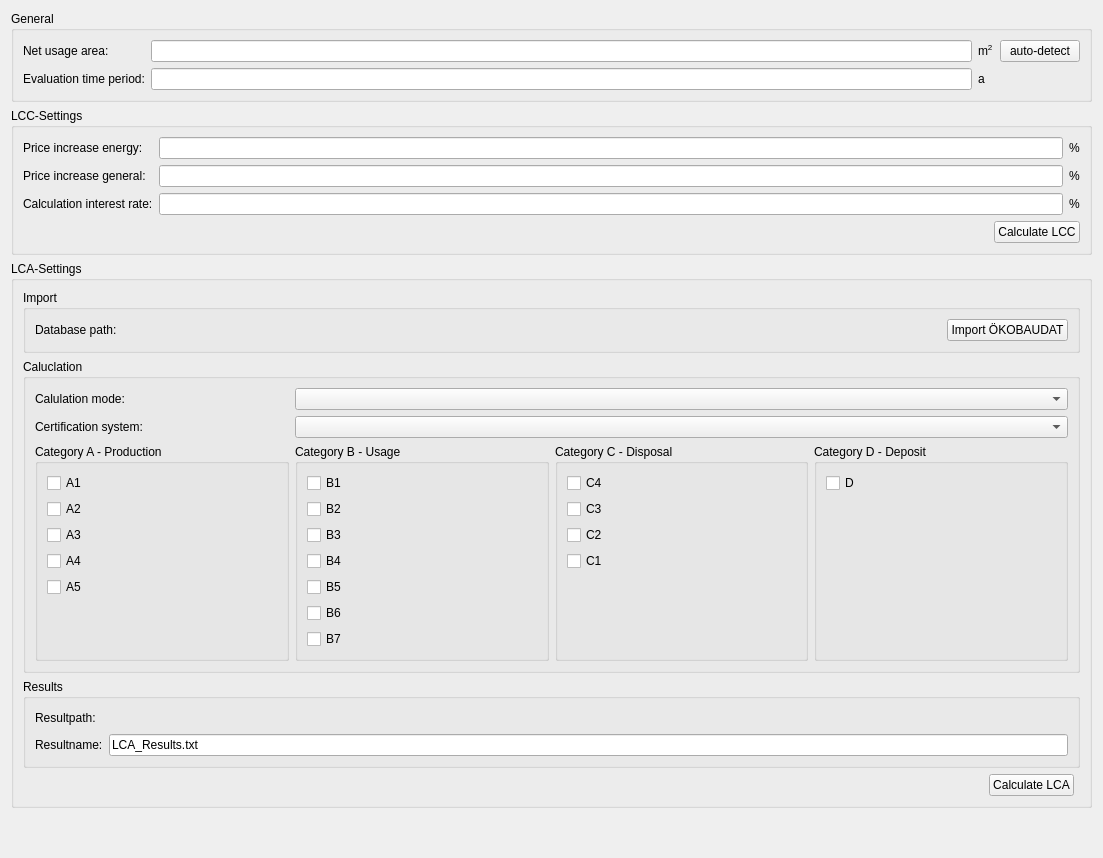
Qt form SIM-VICUS/src/SVSimulationLCAOptions.ui (ghorwin/SIM-VICUS) before a commit.
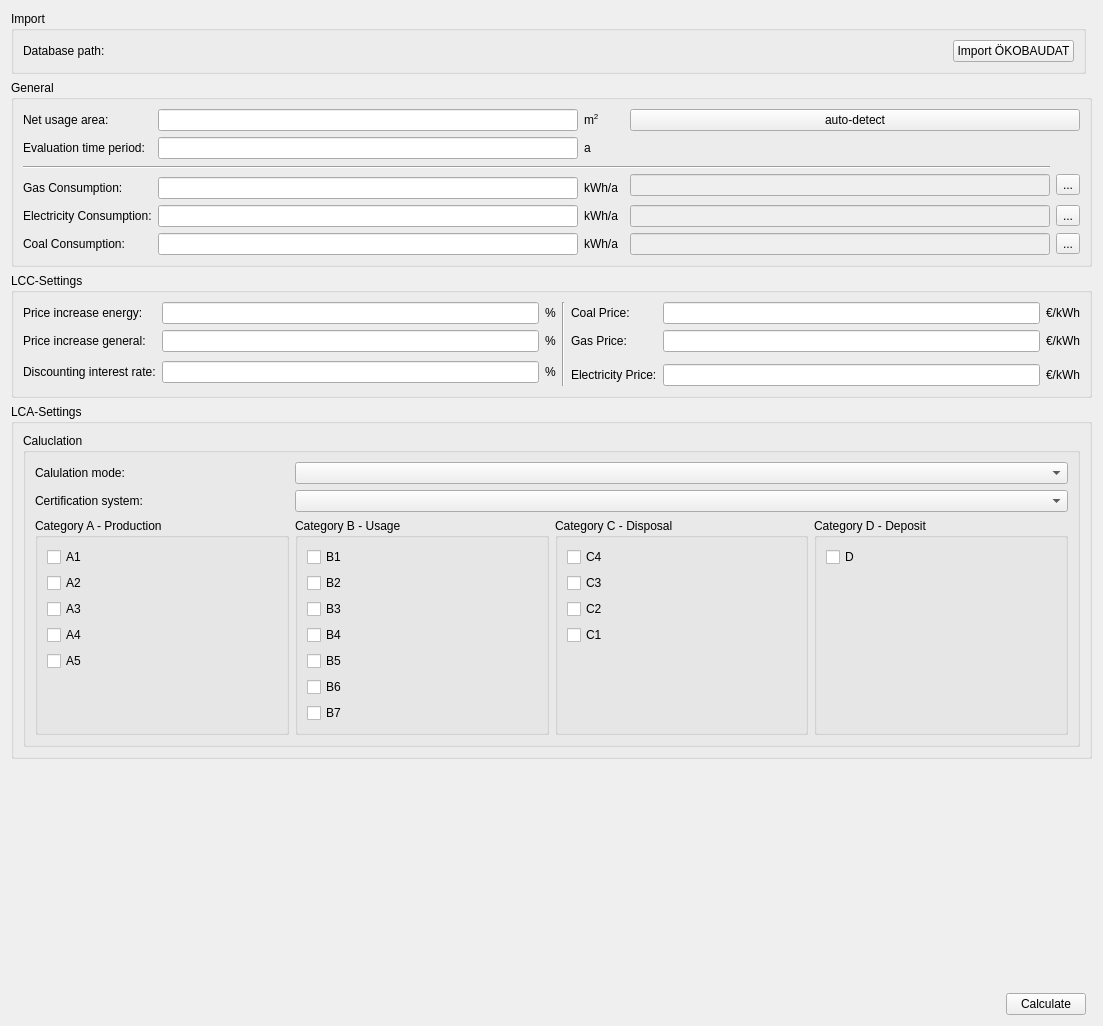
The same form after that commit. Custom widgets are drawn as their Qt base class.

Commit message: Refactored LCA/LCC Options

What changed in the file:
```diff
--- a/SIM-VICUS/src/SVSimulationLCAOptions.ui
+++ b/SIM-VICUS/src/SVSimulationLCAOptions.ui
@@ -7,14 +7,14 @@
     <x>0</x>
     <y>0</y>
     <width>1103</width>
-    <height>858</height>
+    <height>1026</height>
    </rect>
   </property>
   <property name="windowTitle">
    <string>Form</string>
   </property>
   <layout class="QGridLayout" name="gridLayout_4">
-   <item row="4" column="0" colspan="2">
+   <item row="5" column="1" colspan="2">
     <spacer name="verticalSpacer">
      <property name="orientation">
       <enum>Qt::Vertical</enum>
@@ -27,199 +27,12 @@
      </property>
     </spacer>
    </item>
-   <item row="6" column="0">
-    <spacer name="horizontalSpacer">
-     <property name="orientation">
-      <enum>Qt::Horizontal</enum>
-     </property>
-     <property name="sizeHint" stdset="0">
-      <size>
-       <width>40</width>
-       <height>20</height>
-      </size>
-     </property>
-    </spacer>
-   </item>
-   <item row="0" column="0" colspan="2">
-    <widget class="QGroupBox" name="groupBoxGeneral">
-     <property name="title">
-      <string>General</string>
-     </property>
-     <layout class="QGridLayout" name="gridLayout_7" columnstretch="0,1,0,0,0,0">
-      <item row="0" column="0">
-       <widget class="QLabel" name="label_9">
-        <property name="text">
-         <string>Net usage area:</string>
-        </property>
-       </widget>
-      </item>
-      <item row="0" column="5">
-       <widget class="QPushButton" name="pushButtonAreaDetection">
-        <property name="text">
-         <string>auto-detect</string>
-        </property>
-       </widget>
-      </item>
-      <item row="0" column="4">
-       <widget class="QLabel" name="label_10">
-        <property name="text">
-         <string>m&lt;sup&gt;2&lt;/sup&gt;</string>
-        </property>
-       </widget>
-      </item>
-      <item row="0" column="1" colspan="3">
-       <widget class="QtExt::ValidatingLineEdit" name="lineEditArea"/>
-      </item>
-      <item row="1" column="0">
-       <widget class="QLabel" name="label">
-        <property name="text">
-         <string>Evaluation time period:</string>
-        </property>
-       </widget>
-      </item>
-      <item row="1" column="1" colspan="3">
-       <widget class="QtExt::ValidatingLineEdit" name="lineEditTimePeriod"/>
-      </item>
-      <item row="1" column="4" colspan="2">
-       <widget class="QLabel" name="label_3">
-        <property name="text">
-         <string>a</string>
-        </property>
-       </widget>
-      </item>
-     </layout>
-    </widget>
-   </item>
-   <item row="1" column="0" colspan="2">
-    <widget class="QGroupBox" name="groupBoxLccSettings">
-     <property name="title">
-      <string>LCC-Settings</string>
-     </property>
-     <layout class="QGridLayout" name="gridLayout" columnstretch="0,1,0,0">
-      <item row="0" column="3">
-       <widget class="QLabel" name="label_4">
-        <property name="text">
-         <string>%</string>
-        </property>
-       </widget>
-      </item>
-      <item row="1" column="3">
-       <widget class="QLabel" name="label_13">
-        <property name="text">
-         <string>%</string>
-        </property>
-       </widget>
-      </item>
-      <item row="0" column="0">
-       <widget class="QLabel" name="label_2">
-        <property name="text">
-         <string>Price increase energy:</string>
-        </property>
-       </widget>
-      </item>
-      <item row="2" column="0">
-       <widget class="QLabel" name="label_14">
-        <property name="text">
-         <string>Calculation interest rate:</string>
-        </property>
-       </widget>
-      </item>
-      <item row="0" column="1" colspan="2">
-       <widget class="QtExt::ValidatingLineEdit" name="lineEditPriceIncreaseEnergy"/>
-      </item>
-      <item row="3" column="0" colspan="4">
-       <layout class="QHBoxLayout" name="horizontalLayout_5">
-        <item>
-         <spacer name="horizontalSpacer_7">
-          <property name="orientation">
-           <enum>Qt::Horizontal</enum>
-          </property>
-          <property name="sizeHint" stdset="0">
-           <size>
-            <width>40</width>
-            <height>20</height>
-           </size>
-          </property>
-         </spacer>
-        </item>
-        <item>
-         <widget class="QPushButton" name="pushButtonLcc">
-          <property name="text">
-           <string>Calculate LCC</string>
-          </property>
-         </widget>
-        </item>
-       </layout>
-      </item>
-      <item row="1" column="0">
-       <widget class="QLabel" name="label_7">
-        <property name="text">
-         <string>Price increase general:</string>
-        </property>
-       </widget>
-      </item>
-      <item row="1" column="1" colspan="2">
-       <widget class="QtExt::ValidatingLineEdit" name="lineEditPriceIncreaseGeneral"/>
-      </item>
-      <item row="2" column="3">
-       <widget class="QLabel" name="label_15">
-        <property name="text">
-         <string>%</string>
-        </property>
-       </widget>
-      </item>
-      <item row="2" column="1" colspan="2">
-       <widget class="QtExt::ValidatingLineEdit" name="lineEditInterestRate"/>
-      </item>
-     </layout>
-    </widget>
-   </item>
-   <item row="3" column="0" colspan="2">
+   <item row="4" column="0" colspan="3">
     <widget class="QGroupBox" name="groupBoxLcaSettings">
      <property name="title">
       <string>LCA-Settings</string>
      </property>
      <layout class="QGridLayout" name="gridLayout_2">
-      <item row="2" column="0" colspan="3">
-       <widget class="QGroupBox" name="groupBox_5">
-        <property name="title">
-         <string>Results</string>
-        </property>
-        <layout class="QGridLayout" name="gridLayout_6">
-         <item row="0" column="0">
-          <widget class="QLabel" name="label_5">
-           <property name="text">
-            <string>Resultpath:</string>
-           </property>
-          </widget>
-         </item>
-         <item row="0" column="1">
-          <widget class="QtExt::BrowseFilenameWidget" name="filepathResults" native="true">
-           <property name="minimumSize">
-            <size>
-             <width>0</width>
-             <height>20</height>
-            </size>
-           </property>
-          </widget>
-         </item>
-         <item row="1" column="0">
-          <widget class="QLabel" name="label_6">
-           <property name="text">
-            <string>Resultname:</string>
-           </property>
-          </widget>
-         </item>
-         <item row="1" column="1">
-          <widget class="QLineEdit" name="lineEditResultName">
-           <property name="text">
-            <string>LCA_Results.txt</string>
-           </property>
-          </widget>
-         </item>
-        </layout>
-       </widget>
-      </item>
       <item row="1" column="0" colspan="3">
        <widget class="QGroupBox" name="groupBoxLcaCalc">
         <property name="title">
@@ -452,57 +265,329 @@
         </layout>
        </widget>
       </item>
-      <item row="3" column="1">
-       <widget class="QPushButton" name="pushButtonLca">
+     </layout>
+    </widget>
+   </item>
+   <item row="6" column="1">
+    <widget class="QPushButton" name="pushButtonLca">
+     <property name="text">
+      <string>Calculate</string>
+     </property>
+    </widget>
+   </item>
+   <item row="6" column="0">
+    <spacer name="horizontalSpacer">
+     <property name="orientation">
+      <enum>Qt::Horizontal</enum>
+     </property>
+     <property name="sizeHint" stdset="0">
+      <size>
+       <width>40</width>
+       <height>20</height>
+      </size>
+     </property>
+    </spacer>
+   </item>
+   <item row="2" column="0" colspan="3">
+    <widget class="QGroupBox" name="groupBoxLccSettings">
+     <property name="title">
+      <string>LCC-Settings</string>
+     </property>
+     <layout class="QGridLayout" name="gridLayout">
+      <item row="0" column="5" colspan="2">
+       <widget class="QLabel" name="label_22">
         <property name="text">
-         <string>Calculate LCA</string>
+         <string>Coal Price:</string>
         </property>
        </widget>
       </item>
-      <item row="3" column="0">
-       <spacer name="horizontalSpacer_6">
+      <item row="0" column="4" rowspan="4">
+       <widget class="Line" name="line_2">
+        <property name="orientation">
+         <enum>Qt::Vertical</enum>
+        </property>
+       </widget>
+      </item>
+      <item row="3" column="8">
+       <widget class="QtExt::ValidatingLineEdit" name="lineEditElectricityPrice"/>
+      </item>
+      <item row="1" column="1">
+       <widget class="QtExt::ValidatingLineEdit" name="lineEditPriceIncreaseGeneral"/>
+      </item>
+      <item row="3" column="9">
+       <widget class="QLabel" name="label_27">
+        <property name="text">
+         <string>€/kWh</string>
+        </property>
+       </widget>
+      </item>
+      <item row="1" column="9">
+       <widget class="QLabel" name="label_26">
+        <property name="text">
+         <string>€/kWh</string>
+        </property>
+       </widget>
+      </item>
+      <item row="0" column="9">
+       <widget class="QLabel" name="label_25">
+        <property name="text">
+         <string>€/kWh</string>
+        </property>
+       </widget>
+      </item>
+      <item row="2" column="2" rowspan="2" colspan="2">
+       <widget class="QLabel" name="label_15">
+        <property name="text">
+         <string>%</string>
+        </property>
+       </widget>
+      </item>
+      <item row="2" column="1" rowspan="2">
+       <widget class="QtExt::ValidatingLineEdit" name="lineEditInterestRate"/>
+      </item>
+      <item row="0" column="2" colspan="2">
+       <widget class="QLabel" name="label_4">
+        <property name="text">
+         <string>%</string>
+        </property>
+       </widget>
+      </item>
+      <item row="2" column="0" rowspan="2">
+       <widget class="QLabel" name="label_14">
+        <property name="text">
+         <string>Discounting interest rate:</string>
+        </property>
+       </widget>
+      </item>
+      <item row="0" column="1">
+       <widget class="QtExt::ValidatingLineEdit" name="lineEditPriceIncreaseEnergy"/>
+      </item>
+      <item row="1" column="2" colspan="2">
+       <widget class="QLabel" name="label_13">
+        <property name="text">
+         <string>%</string>
+        </property>
+       </widget>
+      </item>
+      <item row="3" column="5" colspan="3">
+       <widget class="QLabel" name="label_23">
+        <property name="text">
+         <string>Electricity Price:</string>
+        </property>
+       </widget>
+      </item>
+      <item row="0" column="8">
+       <widget class="QtExt::ValidatingLineEdit" name="lineEditCoalPrice"/>
+      </item>
+      <item row="1" column="8">
+       <widget class="QtExt::ValidatingLineEdit" name="lineEditGasPrice"/>
+      </item>
+      <item row="0" column="0">
+       <widget class="QLabel" name="label_2">
+        <property name="text">
+         <string>Price increase energy:</string>
+        </property>
+       </widget>
+      </item>
+      <item row="1" column="0">
+       <widget class="QLabel" name="label_7">
+        <property name="text">
+         <string>Price increase general:</string>
+        </property>
+       </widget>
+      </item>
+      <item row="1" column="5">
+       <widget class="QLabel" name="label_24">
+        <property name="text">
+         <string>Gas Price:</string>
+        </property>
+       </widget>
+      </item>
+     </layout>
+    </widget>
+   </item>
+   <item row="1" column="0" colspan="3">
+    <widget class="QGroupBox" name="groupBoxGeneral">
+     <property name="title">
+      <string>General</string>
+     </property>
+     <layout class="QGridLayout" name="gridLayout_7">
+      <item row="5" column="0">
+       <widget class="QLabel" name="label_16">
+        <property name="text">
+         <string>Gas Consumption:</string>
+        </property>
+       </widget>
+      </item>
+      <item row="10" column="2">
+       <widget class="QLabel" name="label_21">
+        <property name="text">
+         <string>kWh/a</string>
+        </property>
+       </widget>
+      </item>
+      <item row="10" column="5">
+       <widget class="QToolButton" name="toolButtonSelectCoal">
+        <property name="text">
+         <string>...</string>
+        </property>
+       </widget>
+      </item>
+      <item row="1" column="1">
+       <widget class="QtExt::ValidatingLineEdit" name="lineEditArea">
+        <property name="placeholderText">
+         <string/>
+        </property>
+       </widget>
+      </item>
+      <item row="5" column="1">
+       <widget class="QtExt::ValidatingLineEdit" name="lineEditGasConsumption"/>
+      </item>
+      <item row="2" column="1">
+       <widget class="QtExt::ValidatingLineEdit" name="lineEditTimePeriod"/>
+      </item>
+      <item row="8" column="4">
+       <widget class="QLineEdit" name="lineEditEpdElectricity">
+        <property name="enabled">
+         <bool>false</bool>
+        </property>
+       </widget>
+      </item>
+      <item row="10" column="4">
+       <widget class="QLineEdit" name="lineEditEpdCoal">
+        <property name="enabled">
+         <bool>false</bool>
+        </property>
+       </widget>
+      </item>
+      <item row="8" column="0">
+       <widget class="QLabel" name="label_17">
+        <property name="text">
+         <string>Electricity Consumption:</string>
+        </property>
+       </widget>
+      </item>
+      <item row="8" column="1">
+       <widget class="QtExt::ValidatingLineEdit" name="lineEditElectricityConsumption"/>
+      </item>
+      <item row="1" column="4" colspan="2">
+       <widget class="QPushButton" name="pushButtonAreaDetection">
+        <property name="text">
+         <string>auto-detect</string>
+        </property>
+       </widget>
+      </item>
+      <item row="4" column="5" rowspan="2">
+       <widget class="QToolButton" name="toolButtonSelectGas">
+        <property name="text">
+         <string>...</string>
+        </property>
+       </widget>
+      </item>
+      <item row="1" column="0">
+       <widget class="QLabel" name="label_9">
+        <property name="text">
+         <string>Net usage area:</string>
+        </property>
+       </widget>
+      </item>
+      <item row="5" column="2">
+       <widget class="QLabel" name="label_19">
+        <property name="text">
+         <string>kWh/a</string>
+        </property>
+       </widget>
+      </item>
+      <item row="10" column="1">
+       <widget class="QtExt::ValidatingLineEdit" name="lineEditCoalConsumption"/>
+      </item>
+      <item row="4" column="4" rowspan="2">
+       <widget class="QLineEdit" name="lineEditEpdGas">
+        <property name="enabled">
+         <bool>false</bool>
+        </property>
+       </widget>
+      </item>
+      <item row="10" column="0">
+       <widget class="QLabel" name="label_18">
+        <property name="text">
+         <string>Coal Consumption:</string>
+        </property>
+       </widget>
+      </item>
+      <item row="3" column="0" rowspan="2" colspan="5">
+       <widget class="Line" name="line">
         <property name="orientation">
          <enum>Qt::Horizontal</enum>
         </property>
-        <property name="sizeHint" stdset="0">
+       </widget>
+      </item>
+      <item row="8" column="5">
+       <widget class="QToolButton" name="toolButtonSelectElectricity">
+        <property name="text">
+         <string>...</string>
+        </property>
+       </widget>
+      </item>
+      <item row="8" column="2">
+       <widget class="QLabel" name="label_20">
+        <property name="text">
+         <string>kWh/a</string>
+        </property>
+       </widget>
+      </item>
+      <item row="1" column="2">
+       <widget class="QLabel" name="label_10">
+        <property name="text">
+         <string>m&lt;sup&gt;2&lt;/sup&gt;</string>
+        </property>
+       </widget>
+      </item>
+      <item row="2" column="0">
+       <widget class="QLabel" name="label">
+        <property name="text">
+         <string>Evaluation time period:</string>
+        </property>
+       </widget>
+      </item>
+      <item row="2" column="2">
+       <widget class="QLabel" name="label_3">
+        <property name="text">
+         <string>a</string>
+        </property>
+       </widget>
+      </item>
+     </layout>
+    </widget>
+   </item>
+   <item row="0" column="0" colspan="2">
+    <widget class="QGroupBox" name="groupBox_4">
+     <property name="title">
+      <string>Import</string>
+     </property>
+     <layout class="QGridLayout" name="gridLayout_5" columnstretch="0,1,0">
+      <item row="0" column="0">
+       <widget class="QLabel" name="label_8">
+        <property name="text">
+         <string>Database path:</string>
+        </property>
+       </widget>
+      </item>
+      <item row="0" column="1">
+       <widget class="QtExt::BrowseFilenameWidget" name="filepathOekoBauDat" native="true">
+        <property name="minimumSize">
          <size>
-          <width>40</width>
+          <width>0</width>
           <height>20</height>
          </size>
         </property>
-       </spacer>
+       </widget>
       </item>
-      <item row="0" column="0" colspan="3">
-       <widget class="QGroupBox" name="groupBox_4">
-        <property name="title">
-         <string>Import</string>
+      <item row="0" column="2">
+       <widget class="QPushButton" name="pushButtonImportOkoebaudat">
+        <property name="text">
+         <string>Import ÖKOBAUDAT</string>
         </property>
-        <layout class="QGridLayout" name="gridLayout_5" columnstretch="0,1,0">
-         <item row="0" column="0">
-          <widget class="QLabel" name="label_8">
-           <property name="text">
-            <string>Database path:</string>
-           </property>
-          </widget>
-         </item>
-         <item row="0" column="1">
-          <widget class="QtExt::BrowseFilenameWidget" name="filepathOekoBauDat" native="true">
-           <property name="minimumSize">
-            <size>
-             <width>0</width>
-             <height>20</height>
-            </size>
-           </property>
-          </widget>
-         </item>
-         <item row="0" column="2">
-          <widget class="QPushButton" name="pushButtonImportOkoebaudat">
-           <property name="text">
-            <string>Import ÖKOBAUDAT</string>
-           </property>
-          </widget>
-         </item>
-        </layout>
        </widget>
       </item>
      </layout>
```
The commit also changes 2 other files.
